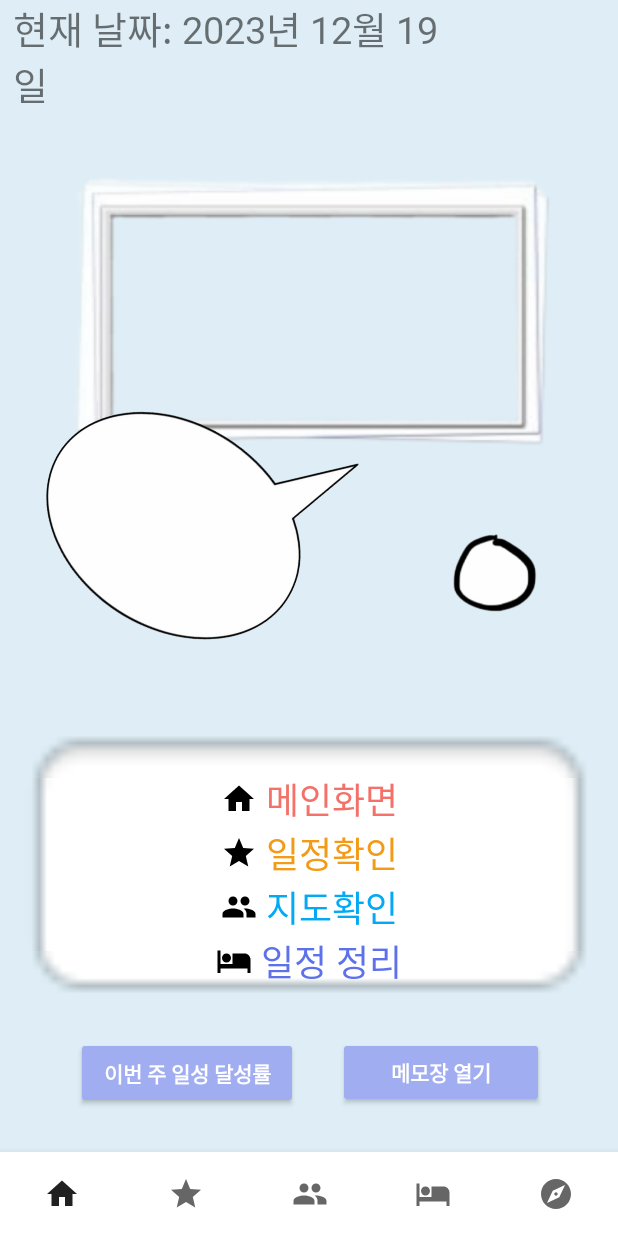
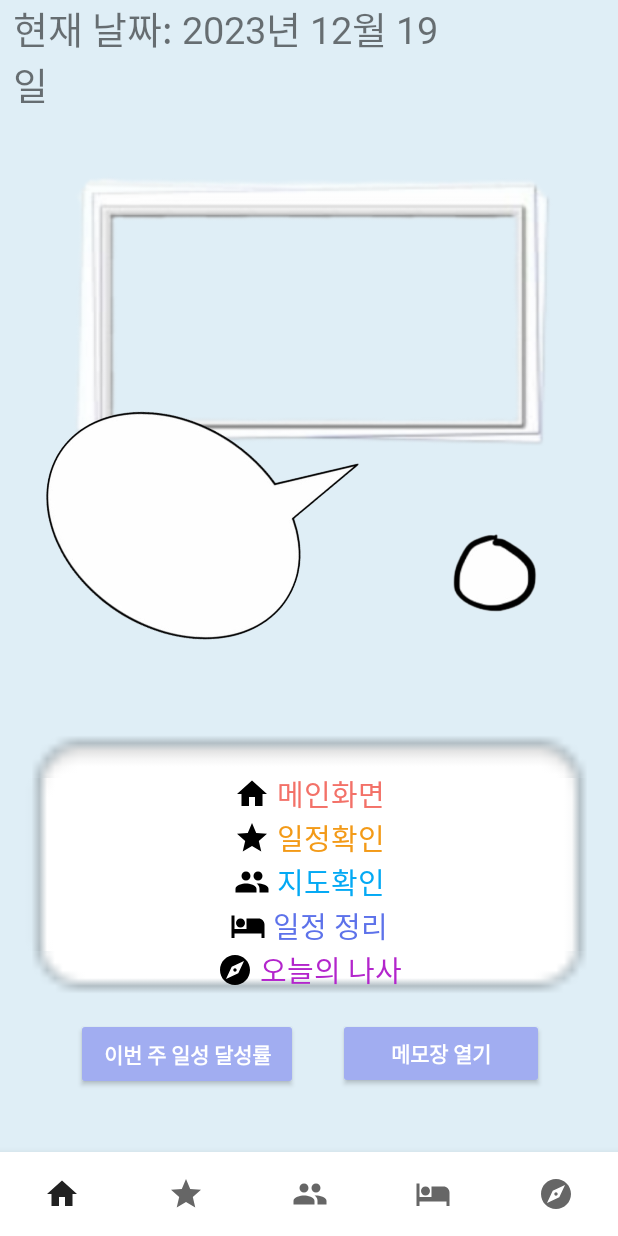
Before and after one commit to dhs82/SuperGrow, an Android app: the FragHome screen opened directly, with no data from a screen before it, on a phone screen of 412 x 824 dp. Run offline under Robolectric (Android 15) with nearby library versions, the phone set to English and light mode, and no system bars; our stand-ins replace Volley, sdp/ssp sizes; network calls fail; pictures from the network do not load.

Commit message:
change main

```diff
--- a/app/src/main/res/layout/frag_home.xml
+++ b/app/src/main/res/layout/frag_home.xml
@@ -124,7 +124,7 @@
         android:fontFamily="@font/wildfont"
         android:text=" 메인화면"
         android:textColor="#F37168"
-        android:textSize="24sp"
+        android:textSize="19sp"
 
         app:layout_constraintBottom_toTopOf="@+id/textView3"
         app:layout_constraintEnd_toEndOf="parent"
@@ -140,7 +140,7 @@
         android:text=" 일정확인"
         android:fontFamily="@font/wildfont"
         android:textColor="#F39A17"
-        android:textSize="24sp"
+        android:textSize="19sp"
         app:layout_constraintBottom_toTopOf="@+id/textView4"
         app:layout_constraintEnd_toEndOf="parent"
         app:layout_constraintStart_toStartOf="parent"
@@ -154,7 +154,7 @@
         android:text=" 지도확인"
         android:fontFamily="@font/wildfont"
         android:textColor="#03A9F4"
-        android:textSize="24sp"
+        android:textSize="19sp"
         app:layout_constraintBottom_toTopOf="@+id/textView5"
         app:layout_constraintEnd_toEndOf="parent"
         app:layout_constraintStart_toStartOf="parent"
@@ -168,10 +168,22 @@
         android:text=" 일정 정리"
         android:fontFamily="@font/wildfont"
         android:textColor="#5D72EA"
-        android:textSize="24sp"
+        android:textSize="19sp"
         app:layout_constraintEnd_toEndOf="parent"
         app:layout_constraintStart_toStartOf="parent"
         app:layout_constraintTop_toBottomOf="@+id/textView4" />
+    <TextView
+        android:id="@+id/textView6"
+        android:layout_width="wrap_content"
+        android:layout_height="wrap_content"
+        android:drawableLeft="@drawable/explore"
+        android:text=" 오늘의 나사"
+        android:fontFamily="@font/wildfont"
+        android:textColor="#B325CC"
+        android:textSize="19sp"
+        app:layout_constraintEnd_toEndOf="parent"
+        app:layout_constraintStart_toStartOf="parent"
+        app:layout_constraintTop_toBottomOf="@+id/textView5" />
 
     <Button
         android:id="@+id/background_Btn"
```
